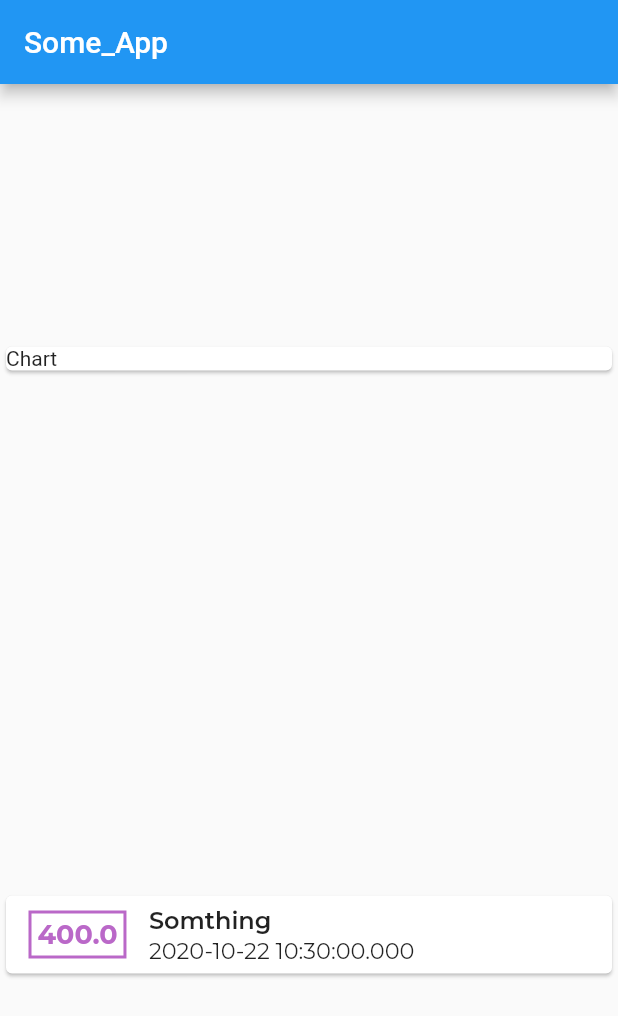
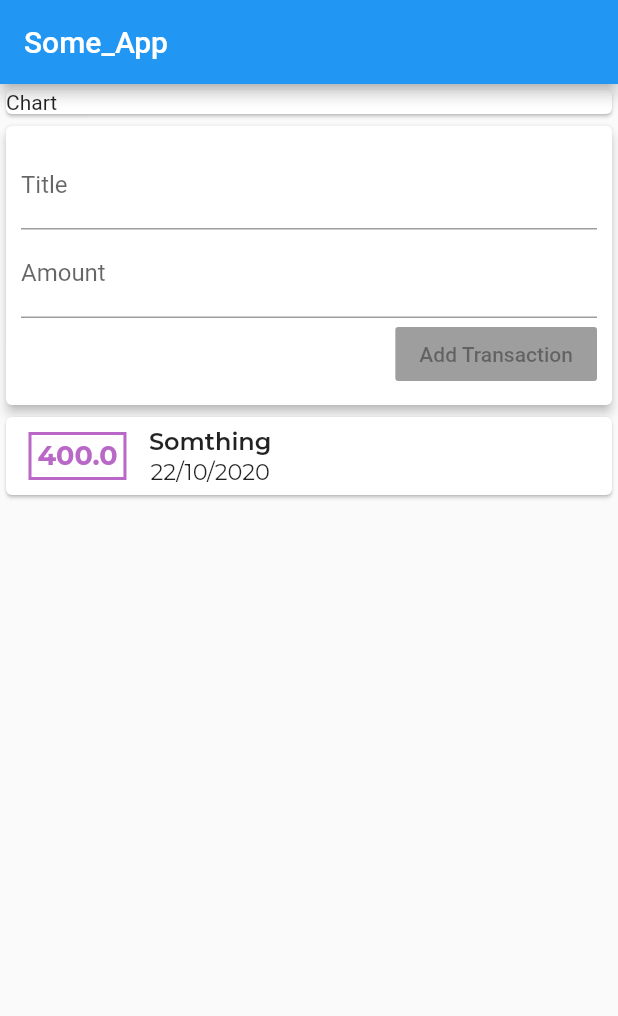
Before and after one commit to NEONSOLISALPHA/udemy-expenses-app, a Flutter app: the screen it shows after launch, on a phone screen of 412 x 824 dp. Shown: the top 1016 px of the screen. Run offline on Flutter 3.47's test engine with Material 2 defaults, Android fonts, the phone set to English and light mode, and no system bars; our stand-ins replace google_fonts.

Commit message:
used the intl package to format the dates and added textfields and a button to add a new transaction to the list

```diff
--- a/lib/main.dart
+++ b/lib/main.dart
@@ -1,6 +1,7 @@
-import './transaction.dart';
 import 'package:flutter/material.dart';
 import 'package:google_fonts/google_fonts.dart';
+import 'package:intl/intl.dart';
+import './transaction.dart';
 
 void main() {
   runApp(MyApp());
@@ -30,13 +31,45 @@ class MyAppState extends State {
           title: Text('Some_App'),
         ),
         body: Column(
-          mainAxisAlignment: MainAxisAlignment.spaceAround,
+          // mainAxisAlignment: MainAxisAlignment.start,
           crossAxisAlignment: CrossAxisAlignment.stretch,
           children: [
+            Container(
+              width: double.infinity,
+              child: Card(
+                child: Text('Chart'),
+              ),
+            ),
             Card(
-              child: Text('Chart'),
+              elevation: 3,
+              child: Container(
+                margin: EdgeInsets.all(10),
+                child: Column(
+                  mainAxisAlignment: MainAxisAlignment.spaceEvenly,
+                  crossAxisAlignment: CrossAxisAlignment.end,
+                  children: [
+                    TextField(
+                      decoration: InputDecoration(
+                        labelText: 'Title',
+                        // contentPadding: EdgeInsets.all(5),
+                      ),
+                    ),
+                    TextField(
+                      decoration: InputDecoration(
+                        labelText: 'Amount',
+                        // contentPadding: EdgeInsets.all(5),
+                      ),
+                    ),
+                    RaisedButton(
+                      child: Text('Add Transaction'),
+                      onPressed: null,
+                    )
+                  ],
+                ),
+              ),
             ),
             Column(
+              // mainAxisAlignment: MainAxisAlignment.start,
               children: transactionList.map(
                 (tx) {
                   return Card(
@@ -62,7 +95,7 @@ class MyAppState extends State {
                           ),
                         ),
                         Column(
-                          crossAxisAlignment: CrossAxisAlignment.start,
+                          // crossAxisAlignment: CrossAxisAlignment.start,
                           children: [
                             Text(
                               tx.description,
@@ -71,7 +104,10 @@ class MyAppState extends State {
                                     fontWeight: FontWeight.w600, fontSize: 16),
                               ),
                             ),
-                            Text(tx.date.toString(),
+                            Text(
+                                DateFormat('dd/MM/yyyy')
+                                    .format(tx.date)
+                                    .toString(),
                                 style: GoogleFonts.montserrat(
                                   textStyle: TextStyle(
                                       fontWeight: FontWeight.w400,
--- a/pubspec.yaml
+++ b/pubspec.yaml
@@ -24,6 +24,7 @@ dependencies:
   flutter:
     sdk: flutter
   google_fonts: ^1.1.1
+  intl: ^0.15.8
 
 
   # The following adds the Cupertino Icons font to your application.
```
Also changed, not shown: pubspec.lock.
